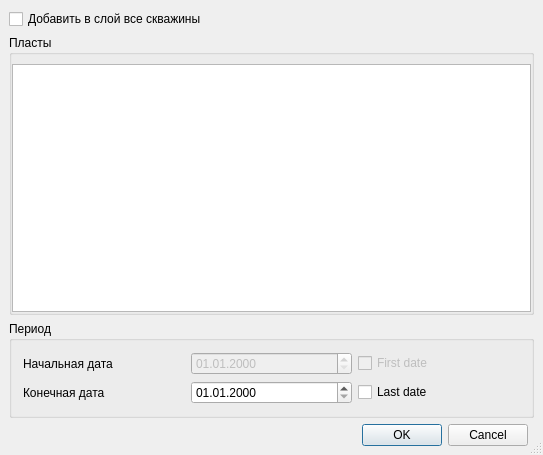
Qt form qgis_pds_production_base.ui (vvkond/QGIS) before a commit.
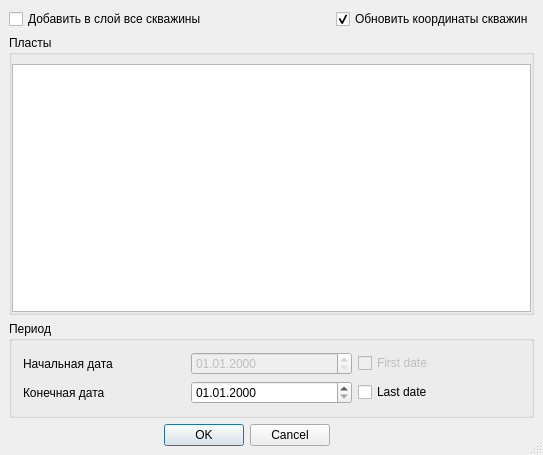
The same form after that commit. Icons and pictures are not drawn.

Commit message: Условное обновление координат, авто-обновление кругов после обновления данных.

Diff of the .ui file:
```diff
--- a/qgis_pds_production_base.ui
+++ b/qgis_pds_production_base.ui
@@ -159,6 +159,16 @@
      </property>
     </widget>
    </item>
+   <item row="0" column="1">
+    <widget class="QCheckBox" name="mUpdateWellLocation">
+     <property name="text">
+      <string>Обновить координаты скважин</string>
+     </property>
+     <property name="checked">
+      <bool>true</bool>
+     </property>
+    </widget>
+   </item>
   </layout>
  </widget>
  <layoutdefault spacing="6" margin="11"/>
```
The commit also changes 2 other files.
